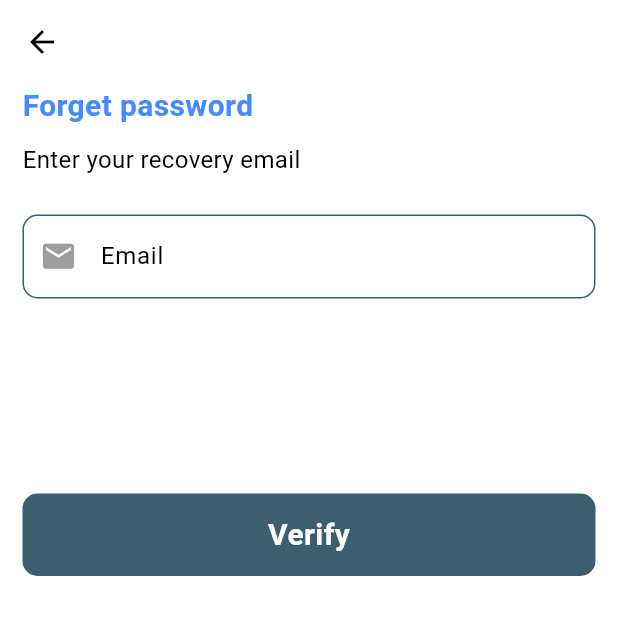
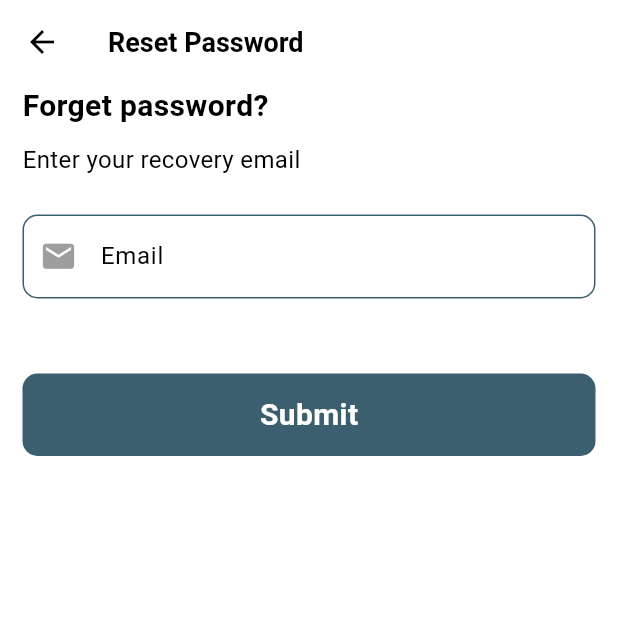
Before and after one commit to ihsankhan-752/Blog-App, a Flutter app: the screen it shows after launch, after a tap on "Forgot Password?", on a phone screen of 412 x 824 dp, the top half of it. Run offline on Flutter 3.47's test engine with Material 3 defaults, Android fonts, the phone set to English and light mode, and no system bars; our stand-ins replace cloud_firestore, dotted_border, firebase_auth, firebase_core, firebase_storage, flutter_screenutil and 3 more; accounts and stored records are empty.

Commit message:
Forgot password done

```diff
--- a/lib/screens/auth/forget_password_screen.dart
+++ b/lib/screens/auth/forget_password_screen.dart
@@ -1,7 +1,9 @@
+import 'package:blog_app/constants/app_colors.dart';
 import 'package:blog_app/constants/app_text_style.dart';
-import 'package:blog_app/screens/auth/login_screen.dart';
-import 'package:firebase_auth/firebase_auth.dart';
+import 'package:blog_app/controllers/loading_controller.dart';
+import 'package:blog_app/services/auth_services.dart';
 import 'package:flutter/material.dart';
+import 'package:provider/provider.dart';
 
 import '../../widgets/buttons.dart';
 import '../../widgets/text_inputs.dart';
@@ -21,7 +23,14 @@ class _ForgetPasswordScreenState extends State<ForgetPasswordScreen> {
     return Scaffold(
         backgroundColor: Theme.of(context).colorScheme.background,
         appBar: AppBar(
-          backgroundColor: Theme.of(context).appBarTheme.backgroundColor,
+          title: Text(
+            "Reset Password",
+            style: TextStyle(
+              fontSize: 18,
+              color: AppColors.primaryBlack,
+              fontWeight: FontWeight.bold,
+            ),
+          ),
         ),
         body: Padding(
           padding: EdgeInsets.fromLTRB(15, MediaQuery.of(context).padding.top, 15, 15),
@@ -29,40 +38,34 @@ class _ForgetPasswordScreenState extends State<ForgetPasswordScreen> {
             child: Column(
               crossAxisAlignment: CrossAxisAlignment.start,
               children: [
-                TitleText(text: "Forget password", color: Theme.of(context).colorScheme.primary),
-                SizedBox(
-                  height: 10,
-                ),
+                TitleText(text: "Forget password?", color: AppColors.primaryBlack),
+                SizedBox(height: 10),
                 SubTitleText(
                   text: "Enter your recovery email",
                 ),
-                SizedBox(
-                  height: 25,
-                ),
+                SizedBox(height: 25),
                 CustomTextField(
                   hintTitle: "Email",
                   controller: _emailController,
                   iconData: Icons.email,
                   color: Theme.of(context).colorScheme.secondary,
                 ),
-                SizedBox(
-                  height: 130,
-                ),
-                PrimaryButton(
-                  onTap: () async {
-                    try {
-                      FirebaseAuth auth = FirebaseAuth.instance;
-                      await auth.sendPasswordResetEmail(email: _emailController.text);
-                      ScaffoldMessenger.of(context).showSnackBar(SnackBar(content: Text("Email has been sent successfully")));
-                      // Fluttertoast.showToast(
-                      //     msg: "Email has been sent successfully");
-                      Navigator.push(context, MaterialPageRoute(builder: (context) => LoginScreen()));
-                    } catch (e) {
-                      print(e.toString());
-                    }
-                  },
-                  buttonTitle: "Verify",
-                ),
+                SizedBox(height: 50),
+                Consumer<LoadingController>(builder: (context, loadingController, child) {
+                  return loadingController.isLoading
+                      ? Center(
+                          child: CircularProgressIndicator(color: AppColors.primaryColor),
+                        )
+                      : PrimaryButton(
+                          onTap: () {
+                            AuthServices().resetPassword(context, _emailController.text);
+                            setState(() {
+                              _emailController.clear();
+                            });
+                          },
+                          buttonTitle: "Submit",
+                        );
+                }),
               ],
             ),
           ),
```
Also changed, not shown: lib/services/auth_services.dart (+18 -1 lines).
